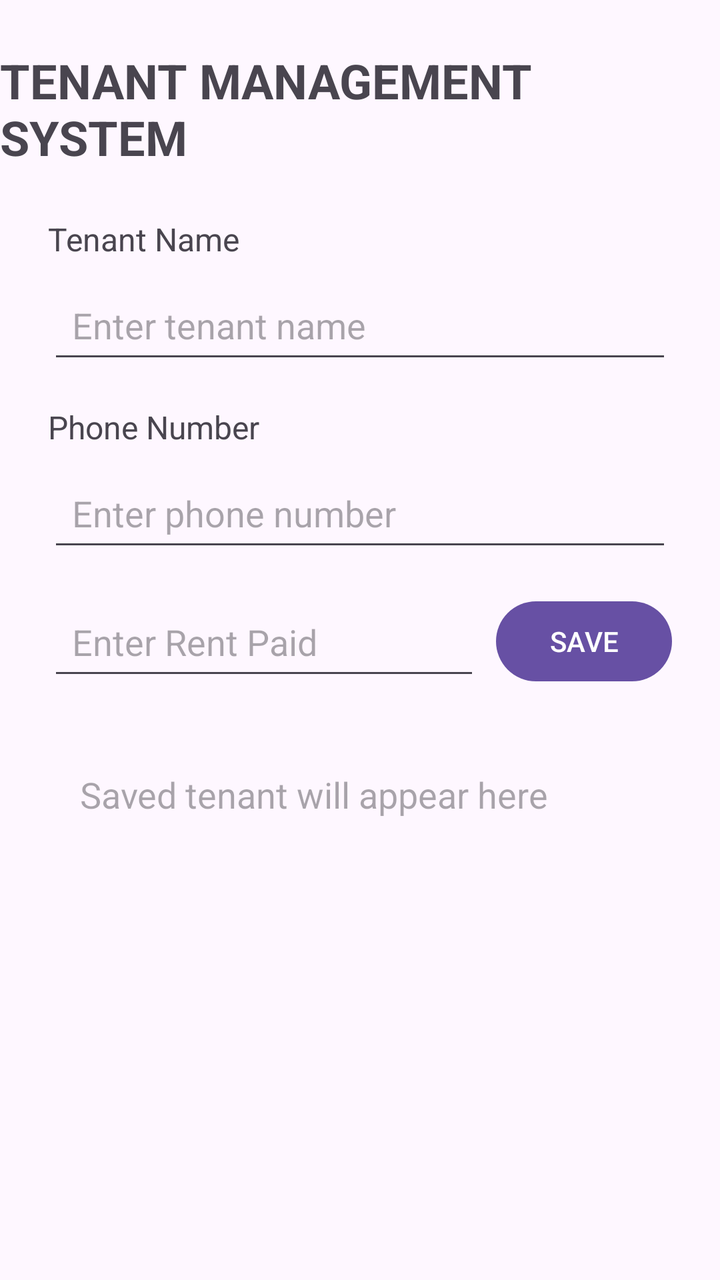
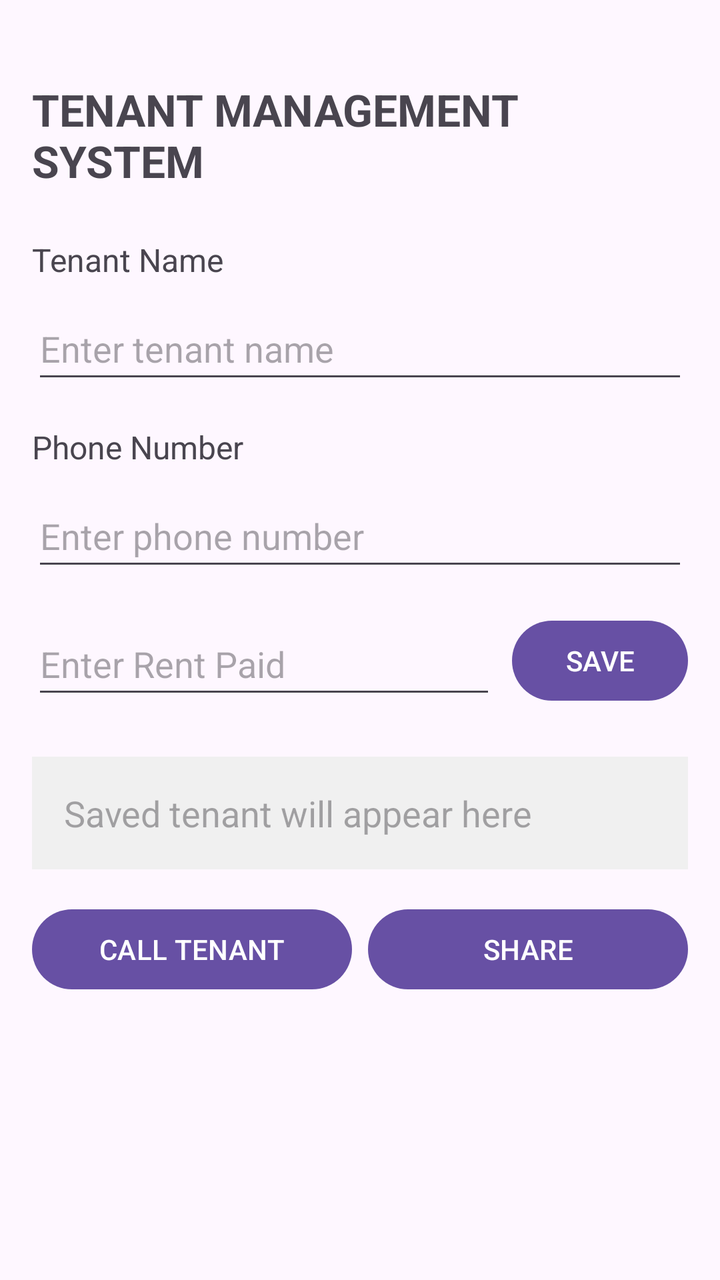

Two renders of the same Android screen: before a commit and after it. Below are the layout's source before the change and the commit's diff.
<!-- AndroidManifest.xml: application theme Theme.TenantManagementSystem -->
<!-- res/layout/activity_main.xml -->
<?xml version="1.0" encoding="utf-8"?>
<layout xmlns:android="http://schemas.android.com/apk/res/android"
    xmlns:app="http://schemas.android.com/apk/res-auto">

    <data>
        <variable
            name="tenant"
            type="com.example.tenantmanagementsystem.Tenant" />
    </data>

    <androidx.constraintlayout.widget.ConstraintLayout
        android:layout_width="match_parent"
        android:layout_height="match_parent">

        <TextView
            android:id="@+id/titleTextView"
            android:layout_width="wrap_content"
            android:layout_height="wrap_content"
            android:text="TENANT MANAGEMENT SYSTEM"
            android:textSize="24sp"
            android:textStyle="bold"
            android:layout_marginTop="24dp"
            app:layout_constraintTop_toTopOf="parent"
            app:layout_constraintStart_toStartOf="parent"
            app:layout_constraintEnd_toEndOf="parent" />

        <TextView
            android:id="@+id/tenantNameLabel"
            android:layout_width="wrap_content"
            android:layout_height="wrap_content"
            android:text="Tenant Name"
            android:textSize="16sp"
            android:layout_marginTop="24dp"
            android:layout_marginStart="24dp"
            app:layout_constraintTop_toBottomOf="@id/titleTextView"
            app:layout_constraintStart_toStartOf="parent" />

        <EditText
            android:id="@+id/tenantNameEditText"
            android:layout_width="0dp"
            android:layout_height="wrap_content"
            android:hint="Enter tenant name"
            android:minHeight="48dp"
            android:padding="12dp"
            android:layout_marginTop="8dp"
            android:layout_marginStart="24dp"
            android:layout_marginEnd="24dp"
            app:layout_constraintTop_toBottomOf="@id/tenantNameLabel"
            app:layout_constraintStart_toStartOf="parent"
            app:layout_constraintEnd_toEndOf="parent" />

        <TextView
            android:id="@+id/phoneLabel"
            android:layout_width="wrap_content"
            android:layout_height="wrap_content"
            android:text="Phone Number"
            android:textSize="16sp"
            android:layout_marginTop="16dp"
            android:layout_marginStart="24dp"
            app:layout_constraintTop_toBottomOf="@id/tenantNameEditText"
            app:layout_constraintStart_toStartOf="parent" />

        <EditText
            android:id="@+id/phoneEditText"
            android:layout_width="0dp"
            android:layout_height="wrap_content"
            android:hint="Enter phone number"
            android:inputType="phone"
            android:minHeight="48dp"
            android:padding="12dp"
            android:layout_marginTop="8dp"
            android:layout_marginStart="24dp"
            android:layout_marginEnd="24dp"
            app:layout_constraintTop_toBottomOf="@id/phoneLabel"
            app:layout_constraintStart_toStartOf="parent"
            app:layout_constraintEnd_toEndOf="parent" />

        <EditText
            android:id="@+id/rentEditText"
            android:layout_width="0dp"
            android:layout_height="wrap_content"
            android:hint="Enter Rent Paid"
            android:inputType="numberDecimal"
            android:minHeight="48dp"
            android:padding="12dp"
            android:layout_marginStart="24dp"
            android:layout_marginTop="16dp"
            android:layout_marginEnd="8dp"
            app:layout_constraintTop_toBottomOf="@id/phoneEditText"
            app:layout_constraintStart_toStartOf="parent"
            app:layout_constraintEnd_toStartOf="@id/saveButton" />

        <Button
            android:id="@+id/saveButton"
            android:layout_width="wrap_content"
            android:layout_height="wrap_content"
            android:text="SAVE"
            android:layout_marginEnd="24dp"
            app:layout_constraintTop_toTopOf="@id/rentEditText"
            app:layout_constraintEnd_toEndOf="parent" />

        <TextView
            android:id="@+id/tenantResultTextView"
            android:layout_width="0dp"
            android:layout_height="wrap_content"
            android:text="@{tenant.summary()}"
            android:hint="Saved tenant will appear here"
            android:textSize="18sp"
            android:padding="16dp"
            android:layout_margin="24dp"
            app:layout_constraintTop_toBottomOf="@id/rentEditText"
            app:layout_constraintStart_toStartOf="parent"
            app:layout_constraintEnd_toEndOf="parent" />

    </androidx.constraintlayout.widget.ConstraintLayout>
</layout>
<!-- resources referenced by this layout -->
<resources>
  <style name="Theme.TenantManagementSystem" parent="Base.Theme.TenantManagementSystem" />
  <style name="Base.Theme.TenantManagementSystem" parent="Theme.Material3.DayNight.NoActionBar">
          
          
      </style>
</resources>

<!-- the commit's change to res/layout/activity_main.xml (unified diff, before → after) -->
@@ -10,14 +10,15 @@
 
     <androidx.constraintlayout.widget.ConstraintLayout
         android:layout_width="match_parent"
-        android:layout_height="match_parent">
+        android:layout_height="match_parent"
+        android:padding="16dp">
 
         <TextView
             android:id="@+id/titleTextView"
             android:layout_width="wrap_content"
             android:layout_height="wrap_content"
             android:text="TENANT MANAGEMENT SYSTEM"
-            android:textSize="24sp"
+            android:textSize="22sp"
             android:textStyle="bold"
             android:layout_marginTop="24dp"
             app:layout_constraintTop_toTopOf="parent"
@@ -31,7 +32,6 @@
             android:text="Tenant Name"
             android:textSize="16sp"
             android:layout_marginTop="24dp"
-            android:layout_marginStart="24dp"
             app:layout_constraintTop_toBottomOf="@id/titleTextView"
             app:layout_constraintStart_toStartOf="parent" />
 
@@ -40,11 +40,9 @@
             android:layout_width="0dp"
             android:layout_height="wrap_content"
             android:hint="Enter tenant name"
+            android:inputType="textPersonName"
             android:minHeight="48dp"
-            android:padding="12dp"
             android:layout_marginTop="8dp"
-            android:layout_marginStart="24dp"
-            android:layout_marginEnd="24dp"
             app:layout_constraintTop_toBottomOf="@id/tenantNameLabel"
             app:layout_constraintStart_toStartOf="parent"
             app:layout_constraintEnd_toEndOf="parent" />
@@ -56,7 +54,6 @@
             android:text="Phone Number"
             android:textSize="16sp"
             android:layout_marginTop="16dp"
-            android:layout_marginStart="24dp"
             app:layout_constraintTop_toBottomOf="@id/tenantNameEditText"
             app:layout_constraintStart_toStartOf="parent" />
 
@@ -67,10 +64,7 @@
             android:hint="Enter phone number"
             android:inputType="phone"
             android:minHeight="48dp"
-            android:padding="12dp"
             android:layout_marginTop="8dp"
-            android:layout_marginStart="24dp"
-            android:layout_marginEnd="24dp"
             app:layout_constraintTop_toBottomOf="@id/phoneLabel"
             app:layout_constraintStart_toStartOf="parent"
             app:layout_constraintEnd_toEndOf="parent" />
@@ -82,8 +76,6 @@
             android:hint="Enter Rent Paid"
             android:inputType="numberDecimal"
             android:minHeight="48dp"
-            android:padding="12dp"
-            android:layout_marginStart="24dp"
             android:layout_marginTop="16dp"
             android:layout_marginEnd="8dp"
             app:layout_constraintTop_toBottomOf="@id/phoneEditText"
@@ -95,7 +87,6 @@
             android:layout_width="wrap_content"
             android:layout_height="wrap_content"
             android:text="SAVE"
-            android:layout_marginEnd="24dp"
             app:layout_constraintTop_toTopOf="@id/rentEditText"
             app:layout_constraintEnd_toEndOf="parent" />
 
@@ -107,10 +98,31 @@
             android:hint="Saved tenant will appear here"
             android:textSize="18sp"
             android:padding="16dp"
-            android:layout_margin="24dp"
+            android:layout_marginTop="24dp"
+            android:background="#F0F0F0"
             app:layout_constraintTop_toBottomOf="@id/rentEditText"
             app:layout_constraintStart_toStartOf="parent"
             app:layout_constraintEnd_toEndOf="parent" />
 
+        <Button
+            android:id="@+id/callButton"
+            android:layout_width="0dp"
+            android:layout_height="wrap_content"
+            android:text="CALL TENANT"
+            android:layout_marginTop="16dp"
+            android:layout_marginEnd="8dp"
+            app:layout_constraintTop_toBottomOf="@id/tenantResultTextView"
+            app:layout_constraintStart_toStartOf="parent"
+            app:layout_constraintEnd_toStartOf="@+id/shareButton" />
+
+        <Button
+            android:id="@+id/shareButton"
+            android:layout_width="0dp"
+            android:layout_height="wrap_content"
+            android:text="SHARE"
+            app:layout_constraintTop_toTopOf="@id/callButton"
+            app:layout_constraintStart_toEndOf="@id/callButton"
+            app:layout_constraintEnd_toEndOf="parent" />
+
     </androidx.constraintlayout.widget.ConstraintLayout>
 </layout>
